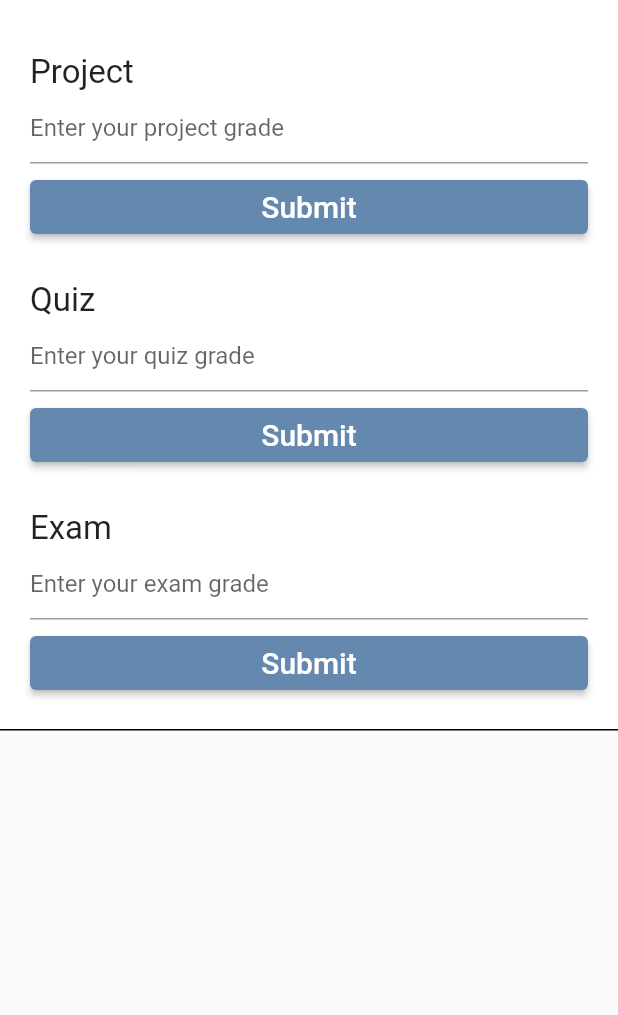
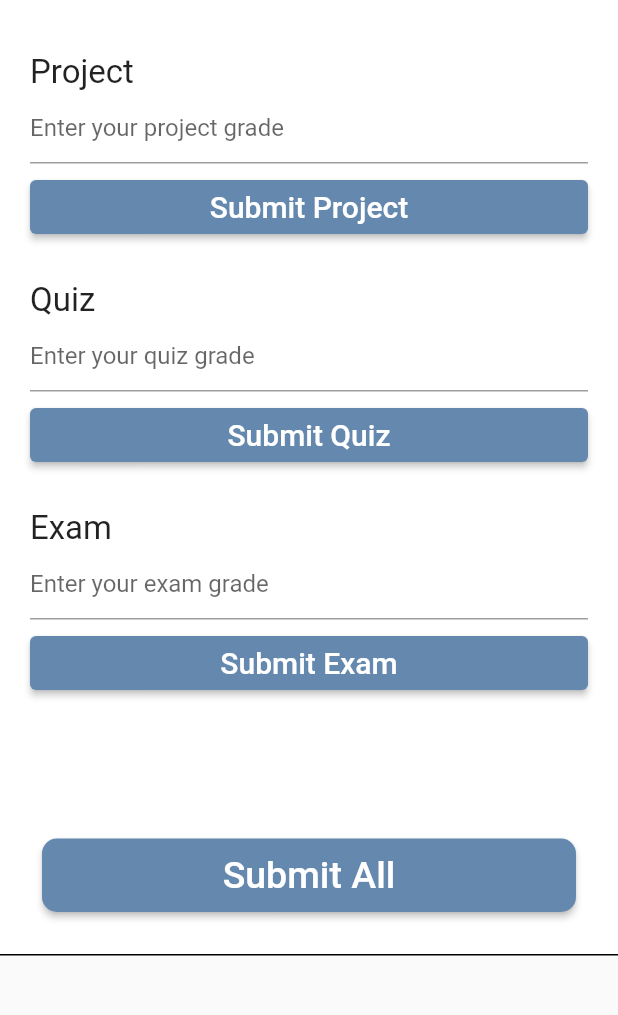
Before and after one commit to battletech45/Minerva, a Flutter app: the TeacherGradePage screen opened directly with empty values, on a phone screen of 412 x 824 dp, the part 84-1099 px from its top. Run offline on Flutter 3.47's test engine with Material 2 defaults, Android fonts, the phone set to English and light mode, and no system bars; our stand-ins replace animated_splash_screen, cloud_firestore, dropdown_button2, file_picker, firebase_auth, firebase_core and 4 more; missing offline and left inert: flutter_survey; accounts and stored records are empty.

Commit message:
Added GradeAll button

```diff
--- a/lib/Control/FirebaseFunctions.dart
+++ b/lib/Control/FirebaseFunctions.dart
@@ -101,6 +101,13 @@ class FirebaseFunctions {
       'courses.$courseName.$gradeType': grade
     });
   }
+  Future gradeAllTasks(String studentID, String courseName, String quizGrade, String projectGrade, String examGrade) async {
+    studentCollection.doc(studentID).update({
+      'courses.$courseName.quiz': quizGrade,
+      'courses.$courseName.project': projectGrade,
+      'courses.$courseName.exam': examGrade,
+    });
+  }
   Future changeAttendance(String course, String attendance, String studentID) async {
     studentCollection.doc(studentID).update({
       'courses.$course.attendance': attendance
--- a/lib/View/TeacherView/GradesView/TeacherGradePage.dart
+++ b/lib/View/TeacherView/GradesView/TeacherGradePage.dart
@@ -1,4 +1,3 @@
-import 'package:cloud_firestore/cloud_firestore.dart';
 import 'package:flutter/services.dart';
 import 'package:minerva/Control/FirebaseFunctions.dart';
 import 'package:minerva/Model/CustomWidgets.dart';
@@ -17,21 +16,21 @@ class _TeacherGradePageState extends State<TeacherGradePage> {
   final _formKey = GlobalKey<FormState>();
   String _grade = '';
 
-  TextEditingController? _homeworkController;
+  TextEditingController? _projectController;
   TextEditingController? _quizController;
   TextEditingController? _examController;
 
   @override
   void initState() {
     super.initState();
-    _homeworkController = TextEditingController();
+    _projectController = TextEditingController();
     _quizController = TextEditingController();
     _examController = TextEditingController();
   }
 
   @override
   void dispose() {
-    _homeworkController?.dispose();
+    _projectController?.dispose();
     _quizController?.dispose();
     _examController?.dispose();
     super.dispose();
@@ -51,6 +50,7 @@ class _TeacherGradePageState extends State<TeacherGradePage> {
         ),
       ),
       body: SingleChildScrollView(
+        physics: NeverScrollableScrollPhysics(),
         child: Container(
           alignment: Alignment.center,
           padding: EdgeInsets.all(20.0),
@@ -64,7 +64,7 @@ class _TeacherGradePageState extends State<TeacherGradePage> {
                  SizedBox(height: 15),
                 Text('Project', style: TextStyle(fontSize: 22)),
                 TextFormField(
-                  controller: _homeworkController,
+                  controller: _projectController,
                   keyboardType: TextInputType.number,
                   inputFormatters: <TextInputFormatter>[
                     FilteringTextInputFormatter.digitsOnly
@@ -90,11 +90,11 @@ class _TeacherGradePageState extends State<TeacherGradePage> {
                     if (_formKey.currentState!.validate()) {
                       _formKey.currentState!.save();
                       _gradeTask(widget.studentID, 'English', 'project',
-                          _homeworkController!.text);
+                          _projectController!.text);
                     }
                   },
                   child: Text(
-                    'Submit',
+                    'Submit Project',
                     style: TextStyle(fontSize: 20),
                   ),
                 ),
@@ -131,7 +131,7 @@ class _TeacherGradePageState extends State<TeacherGradePage> {
                     }
                   },
                   child: Text(
-                    'Submit',
+                    'Submit Quiz',
                     style: TextStyle(fontSize: 20),
                   ),
                 ),
@@ -168,8 +168,24 @@ class _TeacherGradePageState extends State<TeacherGradePage> {
                     }
                   },
                   child: Text(
-                    'Submit',
+                    'Submit Exam',
                     style: TextStyle(fontSize: 20),
+                  ),
+                ),
+                SizedBox(height: 85.0),
+                Padding(
+                  padding: const EdgeInsets.all(8.0),
+                  child: ElevatedButton(
+                    style:
+                    ElevatedButton.styleFrom(
+                      backgroundColor: PageColors.thirdColor,
+                      padding: EdgeInsets.all(10),
+                      shape:RoundedRectangleBorder(borderRadius: BorderRadius.circular(10)),
+                    ),
+                    onPressed: () {
+                      _gradeAllTasks(widget.studentID, 'English', _quizController!.text, _projectController!.text, _examController!.text);
+                    },
+                    child: Text('Submit All', style: TextStyle(fontSize: 25)),
                   ),
                 ),
               ],
@@ -194,4 +210,16 @@ class _TeacherGradePageState extends State<TeacherGradePage> {
       );
     }
   }
+  void _gradeAllTasks(String studentID, String courseName, String quiz, String project, exam) async {
+    try {
+      await FirebaseFunctions().gradeAllTasks(studentID, courseName, quiz, project, exam);
+      ScaffoldMessenger.of(context).showSnackBar(
+        SnackBar(content: Text('Grade saved')),
+      );
+    } catch (e) {
+      ScaffoldMessenger.of(context).showSnackBar(
+        SnackBar(content: Text('Failed to save grade')),
+      );
+    }
+  }
 }
```
